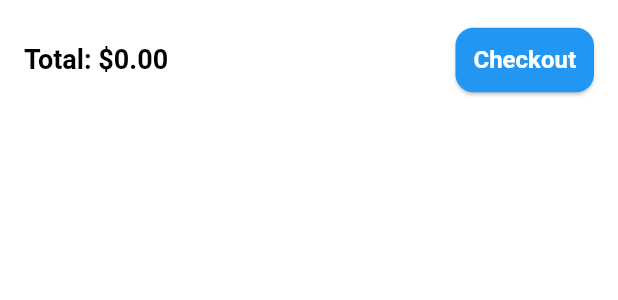
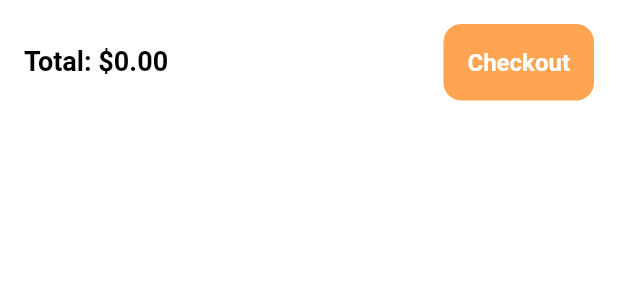
Before and after one commit to Sobhy-Abdelhakam/pottery-shop, a Flutter app: the CartTotal widget shown alone on an empty page, opened directly, on a phone screen of 412 x 824 dp. Shown: the top 300 px of the screen. Run offline on Flutter 3.47's test engine with Material 3 defaults, Android fonts, the light colour scheme and no system bars; our stand-ins replace equatable, flutter_bloc; missing offline and left inert: carousel_slider_plus, dot_curved_bottom_nav.

Commit message:
update  themes

```diff
--- a/lib/congifures/dark_theme.dart
+++ b/lib/congifures/dark_theme.dart
@@ -1,26 +1,32 @@
 import 'package:flutter/material.dart';
+import 'package:pottery/congifures/app_color.dart';
+import 'package:pottery/congifures/light_theme.dart';
 
 // Dark Theme
-final darkTheme = ThemeData.dark().copyWith(
-  colorScheme: ColorScheme.fromSwatch(primarySwatch: Colors.blue)
-      .copyWith(secondary: Colors.deepPurpleAccent),
-  scaffoldBackgroundColor: const Color(0xFF121212),
-  cardColor: const Color(0xFF1F1F1F),
+final darkTheme = ThemeData(
+  useMaterial3: true,
+  brightness: Brightness.dark,
+  colorScheme: ColorScheme.fromSwatch(
+    primarySwatch: createMaterialColor(AppColor.primaryColor),
+    brightness: Brightness.dark,
+  ),
+  textTheme: _darkTextTheme,
   appBarTheme: const AppBarTheme(
-    backgroundColor: Color(0xFF121212),
-    foregroundColor: Colors.white,
-    elevation: 0,
     titleTextStyle: TextStyle(
       color: Colors.white,
       fontSize: 20,
       fontWeight: FontWeight.bold,
     ),
   ),
-  textTheme: _darkTextTheme,
+  filledButtonTheme: FilledButtonThemeData(
+      style: FilledButton.styleFrom(
+    // foregroundColor: Colors.white,
+    padding: const EdgeInsets.all(16),
+    shape: RoundedRectangleBorder(borderRadius: BorderRadius.circular(12)),
+    textStyle: const TextStyle(fontWeight: FontWeight.bold, fontSize: 16),
+  )),
   elevatedButtonTheme: ElevatedButtonThemeData(
     style: ElevatedButton.styleFrom(
-      backgroundColor: Colors.blueAccent,
-      foregroundColor: Colors.white,
       padding: const EdgeInsets.symmetric(vertical: 16),
       shape: RoundedRectangleBorder(borderRadius: BorderRadius.circular(12)),
       textStyle: const TextStyle(fontWeight: FontWeight.bold, fontSize: 16),
@@ -28,8 +34,7 @@ final darkTheme = ThemeData.dark().copyWith(
   ),
   outlinedButtonTheme: OutlinedButtonThemeData(
     style: OutlinedButton.styleFrom(
-      foregroundColor: Colors.blueAccent,
-      side: const BorderSide(color: Colors.blueAccent),
+      side: const BorderSide(color: AppColor.primaryColor),
       padding: const EdgeInsets.symmetric(vertical: 16),
       shape: RoundedRectangleBorder(borderRadius: BorderRadius.circular(12)),
       textStyle: const TextStyle(fontWeight: FontWeight.bold, fontSize: 16),
@@ -46,7 +51,7 @@ final darkTheme = ThemeData.dark().copyWith(
     ),
     focusedBorder: OutlineInputBorder(
       borderRadius: BorderRadius.circular(12),
-      borderSide: const BorderSide(color: Colors.blueAccent),
+      borderSide: const BorderSide(color: AppColor.primaryColor),
     ),
     labelStyle: const TextStyle(color: Colors.grey),
   ),
--- a/lib/congifures/light_theme.dart
+++ b/lib/congifures/light_theme.dart
@@ -1,14 +1,14 @@
 import 'package:flutter/material.dart';
+import 'package:pottery/congifures/app_color.dart';
 
 // Light Theme
-final lightTheme = ThemeData.light().copyWith(
-  colorScheme: ColorScheme.fromSwatch(primarySwatch: Colors.blue)
-      .copyWith(secondary: Colors.deepPurpleAccent),
-  scaffoldBackgroundColor: Colors.white,
+final lightTheme = ThemeData(
+  brightness: Brightness.light,
+  useMaterial3: true,
+  colorScheme: ColorScheme.fromSwatch(
+    primarySwatch: createMaterialColor(AppColor.primaryColor),
+  ),
   appBarTheme: const AppBarTheme(
-    backgroundColor: Colors.white,
-    foregroundColor: Colors.black, // Text & icons
-    elevation: 0,
     titleTextStyle: TextStyle(
       color: Colors.black,
       fontSize: 20,
@@ -16,20 +16,24 @@ final lightTheme = ThemeData.light().copyWith(
     ),
   ),
   textTheme: _lightTextTheme,
+  filledButtonTheme: FilledButtonThemeData(
+      style: FilledButton.styleFrom(
+    foregroundColor: Colors.white,
+    padding: const EdgeInsets.all(16),
+    shape: RoundedRectangleBorder(borderRadius: BorderRadius.circular(12)),
+    textStyle: const TextStyle(fontWeight: FontWeight.bold, fontSize: 16),
+  )),
   elevatedButtonTheme: ElevatedButtonThemeData(
     style: ElevatedButton.styleFrom(
-      backgroundColor: Colors.blue,
-      foregroundColor: Colors.white,
-      padding: const EdgeInsets.symmetric(vertical: 16),
+      padding: const EdgeInsets.all(16),
       shape: RoundedRectangleBorder(borderRadius: BorderRadius.circular(12)),
       textStyle: const TextStyle(fontWeight: FontWeight.bold, fontSize: 16),
     ),
   ),
   outlinedButtonTheme: OutlinedButtonThemeData(
     style: OutlinedButton.styleFrom(
-      foregroundColor: Colors.blue,
-      side: const BorderSide(color: Colors.blue),
-      padding: const EdgeInsets.symmetric(vertical: 16),
+      side: const BorderSide(color: AppColor.primaryColor),
+      padding: const EdgeInsets.all(16),
       shape: RoundedRectangleBorder(borderRadius: BorderRadius.circular(12)),
       textStyle: const TextStyle(fontWeight: FontWeight.bold, fontSize: 16),
     ),
@@ -45,7 +49,7 @@ final lightTheme = ThemeData.light().copyWith(
     ),
     focusedBorder: OutlineInputBorder(
       borderRadius: BorderRadius.circular(12),
-      borderSide: const BorderSide(color: Colors.blue),
+      borderSide: const BorderSide(color: AppColor.primaryColor),
     ),
     labelStyle: const TextStyle(color: Colors.grey),
   ),
@@ -69,3 +73,23 @@ const _lightTextTheme = TextTheme(
   bodyMedium: TextStyle(fontSize: 14.0, color: Colors.black54),
   bodySmall: TextStyle(fontSize: 12.0, color: Colors.black38),
 );
+
+MaterialColor createMaterialColor(Color color) {
+  List strengths = <double>[.05];
+  final swatch = <int, Color>{};
+  final r = color.red, g = color.green, b = color.blue;
+
+  for (int i = 1; i < 10; i++) {
+    strengths.add(0.1 * i);
+  }
+  for (var strength in strengths) {
+    final ds = 0.5 - strength;
+    swatch[(strength * 1000).round()] = Color.fromRGBO(
+      r + ((ds < 0 ? r : (255 - r)) * ds).round(),
+      g + ((ds < 0 ? g : (255 - g)) * ds).round(),
+      b + ((ds < 0 ? b : (255 - b)) * ds).round(),
+      1,
+    );
+  }
+  return MaterialColor(color.toARGB32(), swatch);
+}
--- a/lib/feature/cart/widgets/cart_total.dart
+++ b/lib/feature/cart/widgets/cart_total.dart
@@ -21,10 +21,7 @@ class CartTotal extends StatelessWidget {
                   'Total: \$${state.totalPrice.toStringAsFixed(2)}',
                   style: Theme.of(context).textTheme.headlineSmall,
                 ),
-                ElevatedButton(
-                  style: ElevatedButton.styleFrom(
-                    padding: const EdgeInsets.all(12),
-                  ),
+                FilledButton(
                   onPressed: () {
                     final cartState = context.read<CartBloc>().state;
                     if (cartState is CartLoaded) {
--- a/lib/feature/checkout/view/checkout_screen.dart
+++ b/lib/feature/checkout/view/checkout_screen.dart
@@ -73,7 +73,7 @@ class CheckoutScreen extends StatelessWidget {
                   ),
                   SizedBox(
                     width: double.infinity,
-                    child: ElevatedButton(
+                    child: FilledButton(
                       onPressed: state.selectedDeliveryOption != null &&
                               state.selectedPaymentMethod != null
                           ? () {
--- a/lib/feature/main_navigation/view/main_navigation_view.dart
+++ b/lib/feature/main_navigation/view/main_navigation_view.dart
@@ -1,6 +1,5 @@
 import 'package:flutter/material.dart';
 import 'package:dot_curved_bottom_nav/dot_curved_bottom_nav.dart';
-import 'package:pottery/congifures/app_color.dart';
 import 'package:pottery/feature/cart/view/cart_screen.dart';
 import 'package:pottery/feature/home/view/home_view.dart';
 
@@ -26,6 +25,7 @@ class _MainNavigationViewState extends State<MainNavigationView> {
     return Scaffold(
       body: _pages[_selectedIndex],
       bottomNavigationBar: DotCurvedBottomNav(
+        selectedIndex: _selectedIndex,
         items: const [
           Icon(
             Icons.home,
@@ -49,8 +49,8 @@ class _MainNavigationViewState extends State<MainNavigationView> {
             _selectedIndex = index;
           });
         },
-        backgroundColor: AppColor.primaryColor,
-        indicatorColor:  AppColor.primaryColor,
+        backgroundColor: Theme.of(context).colorScheme.primary,
+        indicatorColor: Theme.of(context).colorScheme.primary,
         animationDuration: const Duration(milliseconds: 300),
         animationCurve: Curves.ease,
       ),
--- a/lib/main.dart
+++ b/lib/main.dart
@@ -3,7 +3,6 @@ import 'package:flutter_bloc/flutter_bloc.dart';
 import 'package:pottery/congifures/light_theme.dart';
 import 'package:pottery/congifures/dark_theme.dart';
 import 'package:pottery/feature/cart/bloc/cart_bloc.dart';
-import 'package:pottery/feature/landing/views/landing_pages_view.dart';
 import 'package:pottery/feature/landing/bloc/landing_cubit.dart';
 import 'package:pottery/feature/main_navigation/view/main_navigation_view.dart';
 
@@ -24,7 +23,7 @@ class MyApp extends StatelessWidget {
     return MaterialApp(
       theme: lightTheme, // Light theme
       darkTheme: darkTheme, // Dark theme
-      themeMode: ThemeMode.light,
+      themeMode: ThemeMode.system,
       home: const MainNavigationView(),
       debugShowCheckedModeBanner: false,
     );
```
Also changed, not shown: lib/feature/cart/widgets/cart_item_widget.dart (+7 -8 lines).
